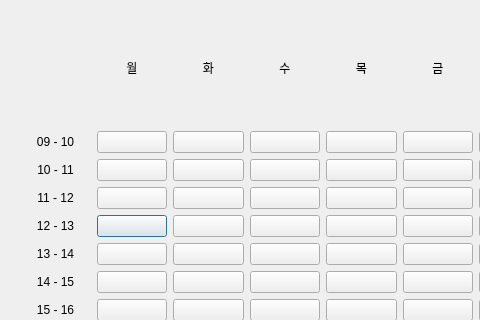
First picture: the form in views/timetable.ui, repository y-ngm-n/TeamMountain, before the edit; both pictures show x 0 to 480 and y 0 to 320 of the 640 by 600 pixel window.
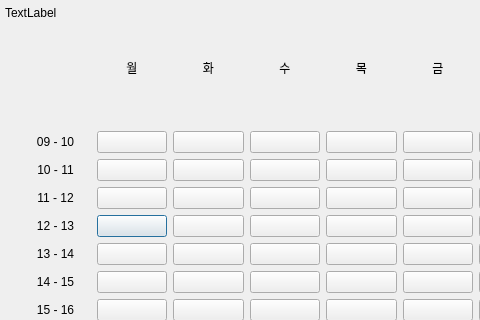
Second picture: the form after the edit.

What changed in the file:
```diff
--- a/views/timetable.ui
+++ b/views/timetable.ui
@@ -1025,6 +1025,19 @@
     <string>저장</string>
    </property>
   </widget>
+  <widget class="QLabel" name="label_23">
+   <property name="geometry">
+    <rect>
+     <x>5</x>
+     <y>5</y>
+     <width>60</width>
+     <height>16</height>
+    </rect>
+   </property>
+   <property name="text">
+    <string>TextLabel</string>
+   </property>
+  </widget>
  </widget>
  <resources/>
  <connections>
```
